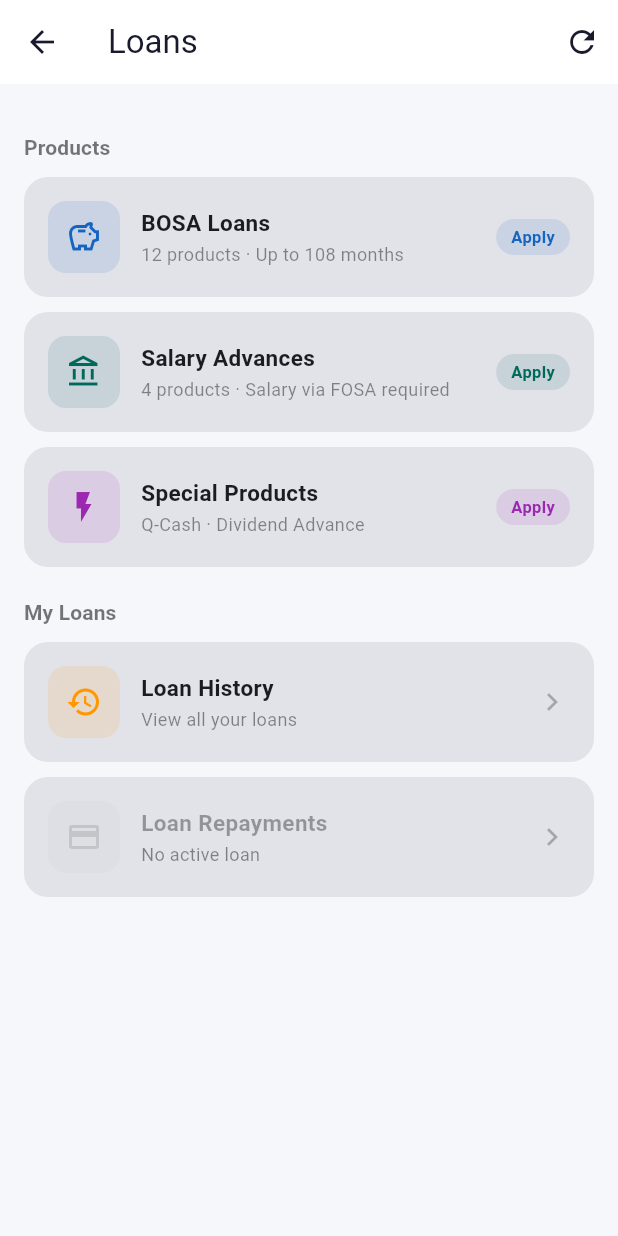
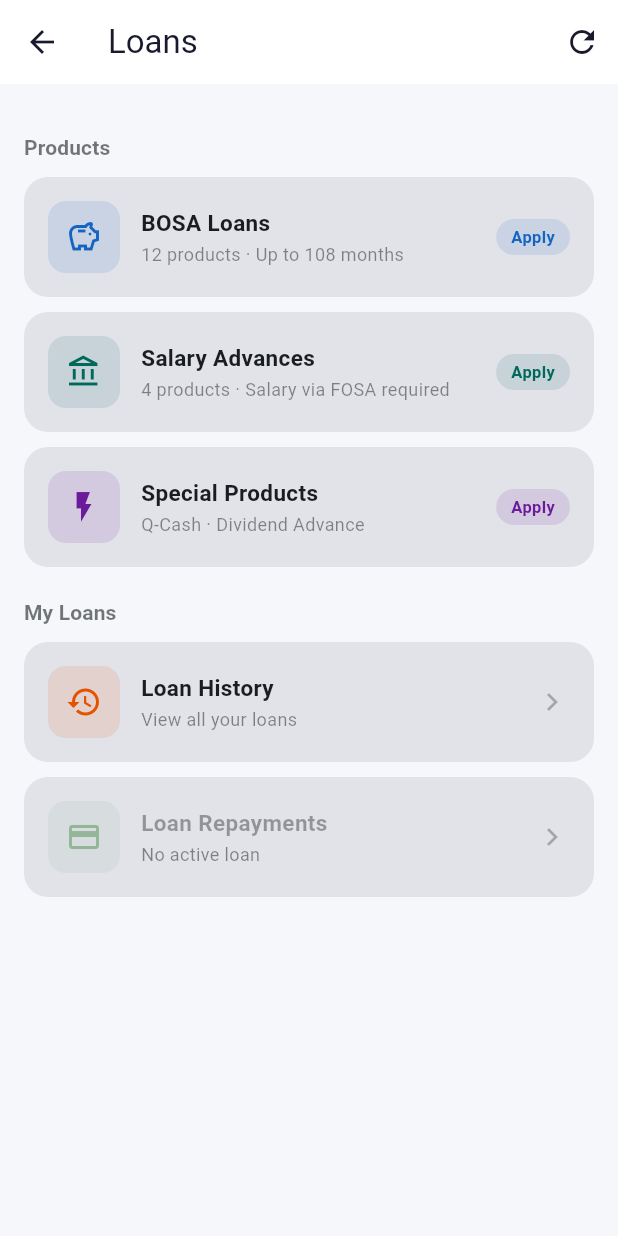
Before and after one commit to M-oses340/omwa-sacco, a Flutter app: the _LoansDashboard screen opened directly with empty values, on a phone screen of 412 x 824 dp. Run offline on Flutter 3.47's test engine with Material 3 defaults, Android fonts, the light colour scheme and no system bars; our stand-ins replace connectivity_plus, device_info_plus, flutter_bloc, flutter_secure_storage, local_auth, pinput and 2 more; accounts and stored records are empty; statements that could not run were skipped.

Commit message:
feat: semantic loan colors in AppColors, no hardcoded Colors.* in loan UI

```diff
--- a/app/lib/core/theme/app_theme.dart
+++ b/app/lib/core/theme/app_theme.dart
@@ -15,6 +15,26 @@ class AppColors {
   static const Color darkBackground = Color(0xFF0D1117);
   static const Color darkSurface = Color(0xFF161B22);
   static const Color darkOnSurface = Color(0xFFE6EDF3);
+
+  // ── Loan category colors (semantic, theme-aware via extension) ────────────
+  // BOSA loans — deep blue (trust, savings)
+  static const Color loanBosa = Color(0xFF1565C0);
+  // Salary advances — teal (FOSA brand)
+  static const Color loanSalary = Color(0xFF00695C);
+  // Special products — deep purple (premium)
+  static const Color loanSpecial = Color(0xFF6A1B9A);
+  // Loan history — amber/orange (records)
+  static const Color loanHistory = Color(0xFFE65100);
+  // Repayments — green (positive action)
+  static const Color loanRepayment = Color(0xFF2E7D32);
+
+  // ── Status colors ─────────────────────────────────────────────────────────
+  static const Color statusPending = Color(0xFFF57C00);
+  static const Color statusApproved = Color(0xFF1565C0);
+  static const Color statusDisbursed = Color(0xFF2E7D32);
+  static const Color statusRejected = Color(0xFFC62828);
+  static const Color statusRepaid = Color(0xFF00695C);
+  static const Color statusDefaulted = Color(0xFFBF360C);
 }
 
 class AppTheme {
--- a/app/lib/features/loans/screens/loans_screen.dart
+++ b/app/lib/features/loans/screens/loans_screen.dart
@@ -93,7 +93,7 @@ class _LoansDashboard extends StatelessWidget {
                   icon: Icons.savings_outlined,
                   title: 'BOSA Loans',
                   subtitle: '12 products · Up to 108 months',
-                  color: AppColors.primary,
+                  color: AppColors.loanBosa,
                   badge: hasActiveLoan ? null : 'Apply',
                   onTap: () => _push(context, BosaLoansScreen(
                       member: member, bosaSavings: bosaSavings)),
@@ -104,7 +104,7 @@ class _LoansDashboard extends StatelessWidget {
                   icon: Icons.account_balance_outlined,
                   title: 'Salary Advances',
                   subtitle: '4 products · Salary via FOSA required',
-                  color: AppColors.fosaGreen,
+                  color: AppColors.loanSalary,
                   badge: hasActiveLoan ? null : 'Apply',
                   onTap: () => _push(context, SalaryAdvancesScreen(
                       member: member, bosaSavings: bosaSavings)),
@@ -115,7 +115,7 @@ class _LoansDashboard extends StatelessWidget {
                   icon: Icons.flash_on_outlined,
                   title: 'Special Products',
                   subtitle: 'Q-Cash · Dividend Advance',
-                  color: Colors.purple,
+                  color: AppColors.loanSpecial,
                   badge: hasActiveLoan ? null : 'Apply',
                   onTap: () => _push(context, SpecialProductsScreen(
                       member: member, bosaSavings: bosaSavings)),
@@ -136,7 +136,7 @@ class _LoansDashboard extends StatelessWidget {
                   subtitle: state is LoanHistoryLoaded
                       ? '${loans.length} loan${loans.length == 1 ? '' : 's'}'
                       : 'View all your loans',
-                  color: Colors.orange,
+                  color: AppColors.loanHistory,
                   onTap: () => _push(context,
                       LoanHistoryScreen(member: member, loans: loans)),
                 ),
@@ -148,7 +148,9 @@ class _LoansDashboard extends StatelessWidget {
                   subtitle: activeLoan != null
                       ? 'KES ${activeLoan.outstandingBalance.toStringAsFixed(0)} outstanding'
                       : 'No active loan',
-                  color: activeLoan != null ? Colors.green : Colors.grey,
+                  color: activeLoan != null
+                      ? AppColors.loanRepayment
+                      : AppColors.loanRepayment.withValues(alpha: 0.3),
                   badge: activeLoan?.status == 'disbursed' ? 'Pay Now' : null,
                   onTap: activeLoan != null
                       ? () => _push(context,
@@ -411,12 +413,12 @@ class _StatusChip extends StatelessWidget {
   const _StatusChip({required this.status});
 
   Color _color() => switch (status) {
-        'approved' => Colors.blue,
-        'disbursed' => Colors.green,
-        'rejected' => Colors.red,
-        'repaid' => Colors.teal,
-        'defaulted' => Colors.deepOrange,
-        _ => Colors.orange,
+        'approved' => AppColors.statusApproved,
+        'disbursed' => AppColors.statusDisbursed,
+        'rejected' => AppColors.statusRejected,
+        'repaid' => AppColors.statusRepaid,
+        'defaulted' => AppColors.statusDefaulted,
+        _ => AppColors.statusPending,
       };
 
   @override
```
Also changed, not shown: app/lib/features/loans/screens/loan_detail_screen.dart (+6 -6 lines), app/lib/features/loans/screens/loan_history_screen.dart (+7 -6 lines), app/lib/features/loans/screens/loan_repayments_screen.dart (+6 -6 lines).
